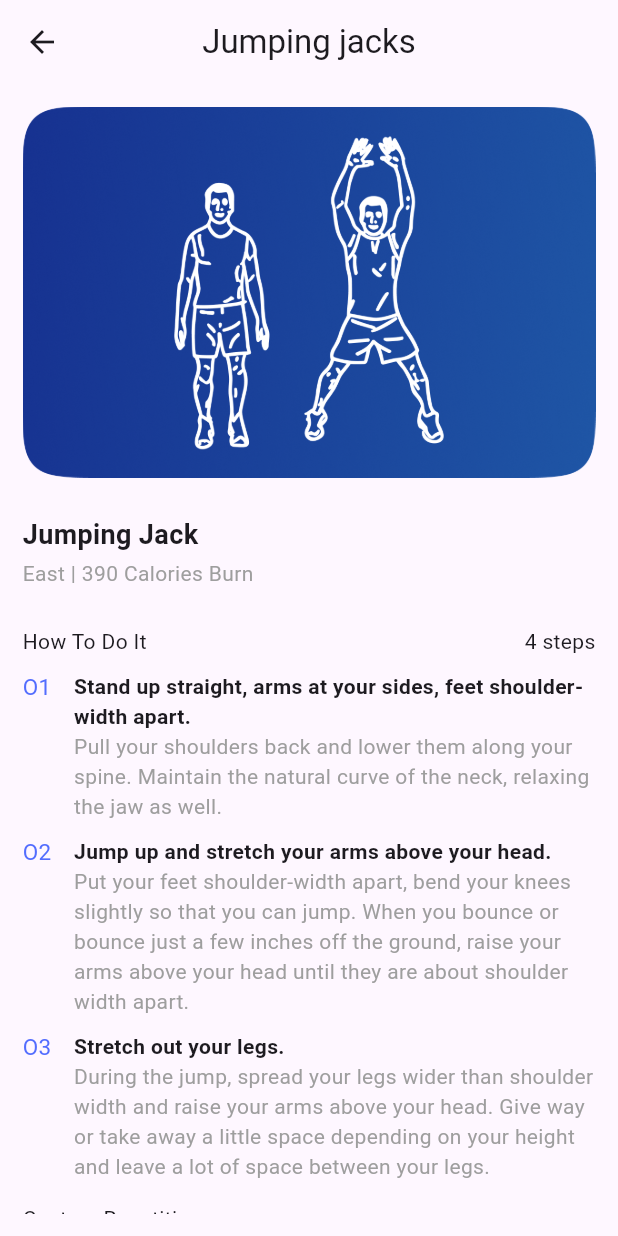
After one commit to ismail036/flutter-fitness-app, a Flutter app: the ExerciseDetail screen opened directly, on a phone screen of 412 x 824 dp. The commit adds this screen. Run offline on Flutter 3.47's test engine with Material 3 defaults, Android fonts, the phone set to English and light mode, and no system bars; our stand-ins replace circular_countdown_timer, flutter_svg, numberpicker, percent_indicator, syncfusion_flutter_calendar, timezone; missing offline and left inert: vertical_percent_indicator; project files that could hold a hidden picture were left out.

Commit message:
Get Ready abf ExcerciseDetail pages added

```diff
--- /dev/null
+++ b/lib/ExerciseDetail.dart
@@ -0,0 +1,225 @@
+import 'package:flutter/material.dart';
+import 'package:numberpicker/numberpicker.dart';
+
+class ExerciseDetail extends StatelessWidget {
+  const ExerciseDetail({super.key});
+
+  @override
+  Widget build(BuildContext context) {
+    return Container(
+      child: Scaffold(
+        appBar: AppBar(
+          title: Text(
+            "Jumping jacks",
+          ),
+          centerTitle: true,
+        ),
+        body: ExerciseBody(),
+      ),
+    );
+  }
+}
+
+
+class ExerciseBody extends StatefulWidget {
+  const ExerciseBody({super.key});
+
+  @override
+  State<ExerciseBody> createState() => _ExerciseBodyState();
+}
+
+class _ExerciseBodyState extends State<ExerciseBody> {
+  var _currentValue = 20;
+  @override
+  Widget build(BuildContext context) {
+    return Container(
+      margin: EdgeInsets.all(15),
+      child: SingleChildScrollView(
+        child: Column(
+          crossAxisAlignment: CrossAxisAlignment.start,
+          children: [
+            Image.asset("assets/images/jumpingJacksDetail.png"),
+            SizedBox(height: 25,),
+
+
+            /*Stack(
+              alignment: Alignment.center,
+              children: [
+                Container(
+                  width:  160,
+                  height: 160,
+                  decoration: BoxDecoration(
+                    gradient: LinearGradient(
+                      begin: Alignment.topLeft,
+                      end: Alignment.bottomRight,
+                      colors: [
+                        Color(0xFF1E55A5), // Adjust colors as needed
+                        Color(0xFF14288B),
+                      ],
+                      stops: [0, 1],
+                      transform: GradientRotation(274.42 * 3.141592 / 180),
+                    ),
+                    borderRadius: BorderRadius.circular(80),
+                  ),
+                ),
+                Container(
+                  width:  130,
+                  height: 130,
+                  decoration: BoxDecoration(
+                    color: Colors.white,
+                    borderRadius: BorderRadius.circular(60),
+                  ),
+                ),
+                Text("20x",
+                  style: TextStyle(
+                    fontSize: 50,
+                    fontWeight: FontWeight.w900
+                  ),
+                )
+              ],
+            ),*/
+
+
+            Text("Jumping Jack",
+              style: TextStyle(fontWeight: FontWeight.w700,fontSize: 18),
+            ),
+            SizedBox(height: 3,),
+            Text("East | 390 Calories Burn",style: TextStyle(color:Colors.grey),),
+
+
+
+            SizedBox(height: 25,),
+            Align(
+              alignment: Alignment.bottomLeft,
+                child: Column(
+                  children: [
+                    Row(
+                      mainAxisAlignment: MainAxisAlignment.spaceBetween,
+                      children: [
+                        Text("How To Do It"),
+                        Text("4 steps")
+                      ],
+                    )
+                  ],
+                )
+            ),
+            SizedBox(height: 10,),
+            Container(
+              width: MediaQuery.of(context).size.width,
+              child: Row(
+                crossAxisAlignment: CrossAxisAlignment.start,
+                children: [
+                  Text("O1",style: TextStyle(fontSize: 15, color: Colors.indigoAccent),),
+                  SizedBox(width: 15,),
+                  Flexible(
+                    child: Column(
+                      children: [
+                        Text("Stand up straight, arms at your sides, feet shoulder-width apart.",
+                        style: TextStyle(fontWeight: FontWeight.w600),),
+                        Text("Pull your shoulders back and lower them along your spine. Maintain the natural curve of the neck, relaxing the jaw as well.",
+                        style: TextStyle(color: Colors.grey),)
+                      ],
+                    ),
+                  )
+                ],
+              ),
+            ),
+
+            SizedBox(height: 10,),
+
+            Container(
+              width: MediaQuery.of(context).size.width,
+              child: Row(
+                crossAxisAlignment: CrossAxisAlignment.start,
+                children: [
+                  Text("O2",style: TextStyle(fontSize: 15, color: Colors.indigoAccent),),
+                  SizedBox(width: 15,),
+                  Flexible(
+                    child: Column(
+                      crossAxisAlignment: CrossAxisAlignment.start,
+                      children: [
+                        Text("Jump up and stretch your arms above your head.",style: TextStyle(fontWeight: FontWeight.w600),),
+                        Text("Put your feet shoulder-width apart, bend your knees slightly so that you can jump. When you bounce or bounce just a few inches off the ground, raise your arms above your head until they are about shoulder width apart.",
+                          style: TextStyle(color: Colors.grey),)
+                      ],
+                    ),
+                  )
+                ],
+              ),
+            ),
+
+            SizedBox(height: 10,),
+
+            Container(
+              width: MediaQuery.of(context).size.width,
+              child: Row(
+                crossAxisAlignment: CrossAxisAlignment.start,
+                children: [
+                  Text("O3",style: TextStyle(fontSize: 15, color: Colors.indigoAccent),),
+                  SizedBox(width: 15,),
+                  Flexible(
+                    child: Column(
+                      crossAxisAlignment: CrossAxisAlignment.start,
+                      children: [
+                        Text("Stretch out your legs.",style: TextStyle(fontWeight: FontWeight.w600),),
+                        Text("During the jump, spread your legs wider than shoulder width and raise your arms above your head. Give way or take away a little space depending on your height and leave a lot of space between your legs.",
+                          style: TextStyle(color: Colors.grey),)
+                      ],
+                    ),
+                  )
+                ],
+              ),
+            ),
+
+            SizedBox(height: 15,),
+
+            Align(
+              alignment: Alignment.centerLeft,
+              child: Text("Custom Repetitions"),
+            ),
+
+            Row(
+              mainAxisAlignment: MainAxisAlignment.center,
+              children: [
+                NumberPicker(
+                  value: _currentValue,
+                  minValue: 0,
+                  maxValue: 100,
+                  onChanged: (value) => setState(() => _currentValue = value),
+                ),
+                Text("times")
+              ],
+            ),
+
+            SizedBox(height: 15,),
+
+            Container(
+              width: MediaQuery.of(context).size.width,
+              padding: EdgeInsets.all(10),
+              decoration: BoxDecoration(
+                gradient: LinearGradient(
+                  begin: Alignment.topLeft,
+                  end: Alignment.bottomRight,
+                  colors: [
+                    Color(0xFF1E55A5), // Adjust colors as needed
+                    Color(0xFF14288B),
+                  ],
+                  stops: [0, 1],
+                  transform: GradientRotation(274.42 * 3.141592 / 180),
+                ),
+                borderRadius: BorderRadius.circular(45),
+              ),
+              child: TextButton(
+                onPressed: (){},
+                child: Text("Save",
+                    style: TextStyle(color: Colors.white),
+                ),
+              ),
+            ),
+
+          ],
+        ),
+      ),
+    );
+  }
+}
--- a/pubspec.yaml
+++ b/pubspec.yaml
@@ -52,6 +52,7 @@ dev_dependencies:
   flutter_svg: ^2.0.9
   numberpicker: ^2.1.2
   syncfusion_flutter_calendar: ^24.2.4
+  circular_countdown_timer: ^0.2.3
 
 # For information on the generic Dart part of this file, see the
 # following page: https://dart.dev/tools/pub/pubspec
```
Also changed, not shown: lib/FullbodyWorkout.dart (+45 -1 lines), lib/GetReady.dart (added, +111 -0 lines), assets/images/jumpingJacksDetail.png (added), pubspec.lock.
